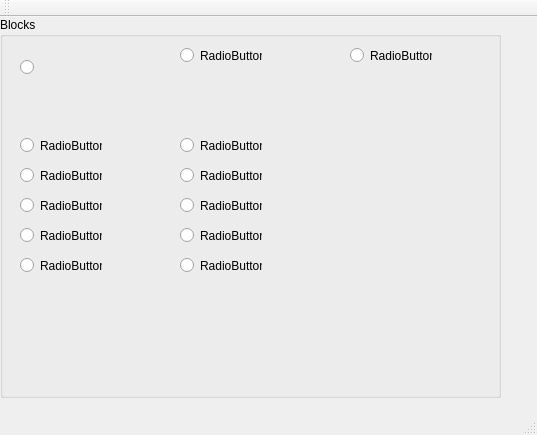
Qt form MapEditor/MapEditor.ui (hardcorych/mapeditor) before a commit.
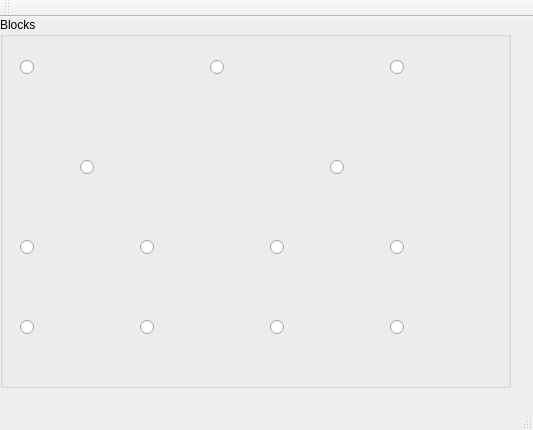
The same form after that commit. Icons and pictures are not drawn.

```diff
--- a/MapEditor/MapEditor.ui
+++ b/MapEditor/MapEditor.ui
@@ -6,8 +6,8 @@
    <rect>
     <x>0</x>
     <y>0</y>
-    <width>537</width>
-    <height>435</height>
+    <width>533</width>
+    <height>430</height>
    </rect>
   </property>
   <property name="windowTitle">
@@ -19,8 +19,8 @@
      <rect>
       <x>0</x>
       <y>0</y>
-      <width>501</width>
-      <height>381</height>
+      <width>511</width>
+      <height>371</height>
      </rect>
     </property>
     <property name="title">
@@ -58,157 +58,277 @@
     <widget class="QRadioButton" name="radioBtnWater">
      <property name="geometry">
       <rect>
-       <x>180</x>
-       <y>30</y>
-       <width>82</width>
-       <height>17</height>
+       <x>210</x>
+       <y>10</y>
+       <width>91</width>
+       <height>81</height>
       </rect>
      </property>
      <property name="text">
-      <string>RadioButton</string>
+      <string/>
+     </property>
+     <property name="icon">
+      <iconset>
+       <normaloff>Resources/blocks/water.png</normaloff>Resources/blocks/water.png</iconset>
+     </property>
+     <property name="iconSize">
+      <size>
+       <width>64</width>
+       <height>64</height>
+      </size>
      </property>
     </widget>
     <widget class="QRadioButton" name="radioBtnIce">
      <property name="geometry">
       <rect>
-       <x>350</x>
-       <y>30</y>
-       <width>82</width>
-       <height>17</height>
+       <x>390</x>
+       <y>10</y>
+       <width>91</width>
+       <height>81</height>
       </rect>
      </property>
      <property name="text">
-      <string>RadioButton</string>
+      <string/>
+     </property>
+     <property name="icon">
+      <iconset>
+       <normaloff>Resources/blocks/ice.png</normaloff>Resources/blocks/ice.png</iconset>
+     </property>
+     <property name="iconSize">
+      <size>
+       <width>64</width>
+       <height>64</height>
+      </size>
      </property>
     </widget>
     <widget class="QRadioButton" name="radioBtnArmorFull">
      <property name="geometry">
       <rect>
-       <x>20</x>
-       <y>120</y>
-       <width>82</width>
-       <height>17</height>
+       <x>330</x>
+       <y>110</y>
+       <width>91</width>
+       <height>81</height>
       </rect>
      </property>
      <property name="text">
-      <string>RadioButton</string>
+      <string/>
+     </property>
+     <property name="icon">
+      <iconset>
+       <normaloff>Resources/blocks/armor_full.png</normaloff>Resources/blocks/armor_full.png</iconset>
+     </property>
+     <property name="iconSize">
+      <size>
+       <width>64</width>
+       <height>64</height>
+      </size>
      </property>
     </widget>
     <widget class="QRadioButton" name="radioBtnArmorLeft">
      <property name="geometry">
       <rect>
-       <x>20</x>
-       <y>150</y>
-       <width>82</width>
-       <height>17</height>
+       <x>270</x>
+       <y>190</y>
+       <width>91</width>
+       <height>81</height>
       </rect>
      </property>
      <property name="text">
-      <string>RadioButton</string>
+      <string/>
+     </property>
+     <property name="icon">
+      <iconset>
+       <normaloff>Resources/blocks/armor_left.png</normaloff>Resources/blocks/armor_left.png</iconset>
+     </property>
+     <property name="iconSize">
+      <size>
+       <width>64</width>
+       <height>64</height>
+      </size>
      </property>
     </widget>
     <widget class="QRadioButton" name="radioBtnArmorRight">
      <property name="geometry">
       <rect>
-       <x>20</x>
-       <y>180</y>
-       <width>82</width>
-       <height>17</height>
+       <x>390</x>
+       <y>190</y>
+       <width>91</width>
+       <height>81</height>
       </rect>
      </property>
      <property name="text">
-      <string>RadioButton</string>
+      <string/>
+     </property>
+     <property name="icon">
+      <iconset>
+       <normaloff>Resources/blocks/armor_right.png</normaloff>Resources/blocks/armor_right.png</iconset>
+     </property>
+     <property name="iconSize">
+      <size>
+       <width>64</width>
+       <height>64</height>
+      </size>
      </property>
     </widget>
     <widget class="QRadioButton" name="radioBtnArmorTop">
      <property name="geometry">
       <rect>
-       <x>20</x>
-       <y>240</y>
-       <width>82</width>
-       <height>17</height>
+       <x>390</x>
+       <y>270</y>
+       <width>91</width>
+       <height>81</height>
       </rect>
      </property>
      <property name="text">
-      <string>RadioButton</string>
+      <string/>
+     </property>
+     <property name="icon">
+      <iconset>
+       <normaloff>Resources/blocks/armor_top.png</normaloff>Resources/blocks/armor_top.png</iconset>
+     </property>
+     <property name="iconSize">
+      <size>
+       <width>64</width>
+       <height>64</height>
+      </size>
      </property>
     </widget>
     <widget class="QRadioButton" name="radioBtnArmorBottom">
      <property name="geometry">
       <rect>
-       <x>20</x>
-       <y>210</y>
-       <width>82</width>
-       <height>17</height>
+       <x>270</x>
+       <y>270</y>
+       <width>91</width>
+       <height>81</height>
       </rect>
      </property>
      <property name="text">
-      <string>RadioButton</string>
+      <string/>
+     </property>
+     <property name="icon">
+      <iconset>
+       <normaloff>Resources/blocks/armor_bottom.png</normaloff>Resources/blocks/armor_bottom.png</iconset>
+     </property>
+     <property name="iconSize">
+      <size>
+       <width>64</width>
+       <height>64</height>
+      </size>
      </property>
     </widget>
     <widget class="QRadioButton" name="radioBtnBrickFull">
      <property name="geometry">
       <rect>
-       <x>180</x>
-       <y>120</y>
-       <width>82</width>
-       <height>17</height>
+       <x>80</x>
+       <y>110</y>
+       <width>91</width>
+       <height>81</height>
       </rect>
      </property>
      <property name="text">
-      <string>RadioButton</string>
+      <string/>
+     </property>
+     <property name="icon">
+      <iconset>
+       <normaloff>Resources/blocks/brick_full.png</normaloff>Resources/blocks/brick_full.png</iconset>
+     </property>
+     <property name="iconSize">
+      <size>
+       <width>64</width>
+       <height>64</height>
+      </size>
      </property>
     </widget>
     <widget class="QRadioButton" name="radioBtnBrickTop">
      <property name="geometry">
       <rect>
-       <x>180</x>
-       <y>240</y>
-       <width>82</width>
-       <height>17</height>
+       <x>140</x>
+       <y>270</y>
+       <width>91</width>
+       <height>81</height>
       </rect>
      </property>
      <property name="text">
-      <string>RadioButton</string>
+      <string/>
+     </property>
+     <property name="icon">
+      <iconset>
+       <normaloff>Resources/blocks/brick_top.png</normaloff>Resources/blocks/brick_top.png</iconset>
+     </property>
+     <property name="iconSize">
+      <size>
+       <width>64</width>
+       <height>64</height>
+      </size>
      </property>
     </widget>
     <widget class="QRadioButton" name="radioBtnBrickLeft">
      <property name="geometry">
       <rect>
-       <x>180</x>
-       <y>150</y>
-       <width>82</width>
-       <height>17</height>
+       <x>20</x>
+       <y>190</y>
+       <width>91</width>
+       <height>81</height>
       </rect>
      </property>
      <property name="text">
-      <string>RadioButton</string>
+      <string/>
+     </property>
+     <property name="icon">
+      <iconset>
+       <normaloff>Resources/blocks/brick_left.png</normaloff>Resources/blocks/brick_left.png</iconset>
+     </property>
+     <property name="iconSize">
+      <size>
+       <width>64</width>
+       <height>64</height>
+      </size>
      </property>
     </widget>
     <widget class="QRadioButton" name="radioBtnBrickRight">
      <property name="geometry">
       <rect>
-       <x>180</x>
-       <y>180</y>
-       <width>82</width>
-       <height>17</height>
+       <x>140</x>
+       <y>190</y>
+       <width>91</width>
+       <height>81</height>
       </rect>
      </property>
      <property name="text">
-      <string>RadioButton</string>
+      <string/>
+     </property>
+     <property name="icon">
+      <iconset>
+       <normaloff>Resources/blocks/brick_right.png</normaloff>Resources/blocks/brick_right.png</iconset>
+     </property>
+     <property name="iconSize">
+      <size>
+       <width>64</width>
+       <height>64</height>
+      </size>
      </property>
     </widget>
     <widget class="QRadioButton" name="radioBtnBrickBottom">
      <property name="geometry">
       <rect>
-       <x>180</x>
-       <y>210</y>
-       <width>82</width>
-       <height>17</height>
+       <x>20</x>
+       <y>270</y>
+       <width>91</width>
+       <height>81</height>
       </rect>
      </property>
      <property name="text">
-      <string>RadioButton</string>
+      <string/>
+     </property>
+     <property name="icon">
+      <iconset>
+       <normaloff>Resources/blocks/brick_bottom.png</normaloff>Resources/blocks/brick_bottom.png</iconset>
+     </property>
+     <property name="iconSize">
+      <size>
+       <width>64</width>
+       <height>64</height>
+      </size>
      </property>
     </widget>
    </widget>
```
Left out of the diff: 4 changed lines with no effect on the pictures.
